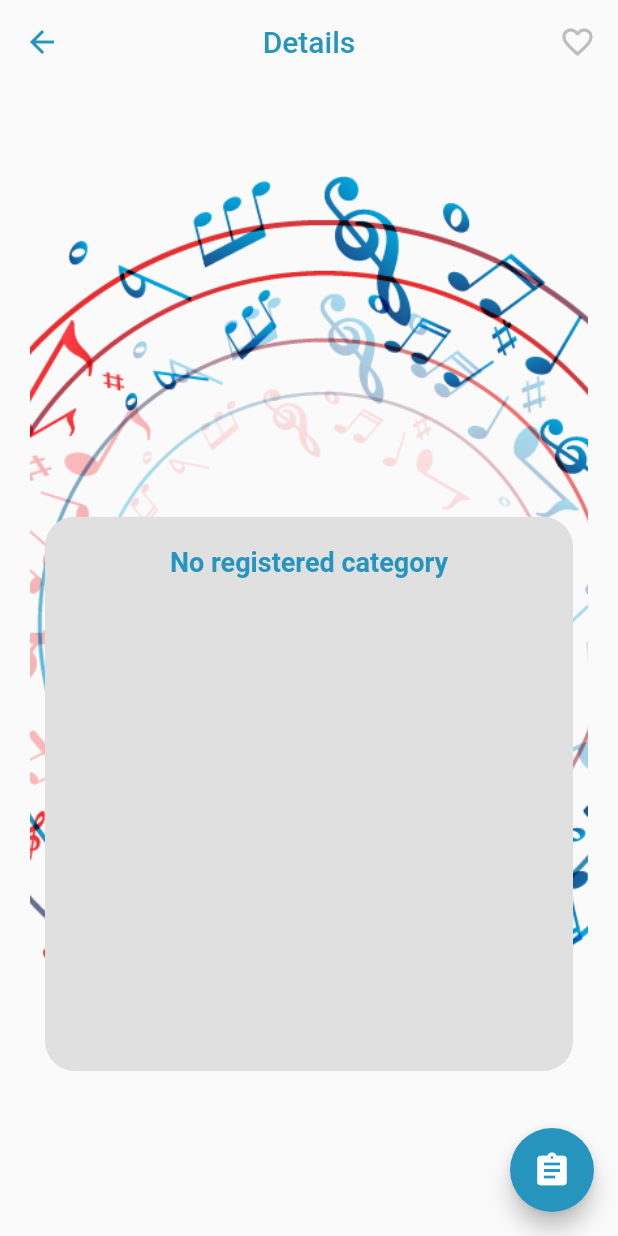
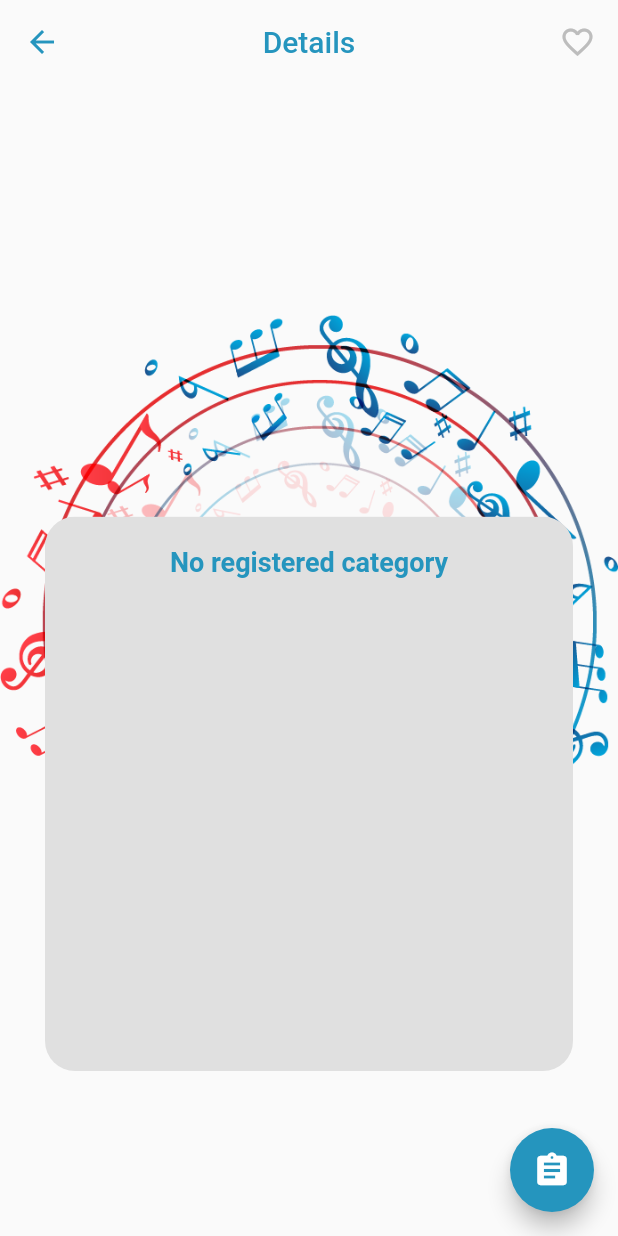
Before and after one commit to RegisSalesRA/flutter_sqflite, a Flutter app: the DetailScreen screen opened directly with empty values, on a phone screen of 412 x 824 dp. Run offline on Flutter 3.47's test engine with Material 2 defaults, Android fonts, the phone set to English and light mode, and no system bars; our stand-ins replace like_button, sqflite; accounts and stored records are empty.

Commit message:
fix keyboard, category image size, fix size field category

```diff
--- a/lib/src/modules/music/music_detail_screen.dart
+++ b/lib/src/modules/music/music_detail_screen.dart
@@ -102,18 +102,13 @@ class _DetailScreenState extends State<DetailScreen> {
               right: 0,
               left: 0,
               child: Container(
-                height: size.height * 0.50,
-                padding: const EdgeInsets.all(20),
-                decoration:
-                    BoxDecoration(borderRadius: BorderRadius.circular(20)),
-                child: ClipRRect(
-                  borderRadius: BorderRadius.circular(20),
-                  child: Image.asset(
+                decoration: const BoxDecoration(
+                    image: DecorationImage(
+                  fit: BoxFit.contain,
+                  image: AssetImage(
                     'assets/images/detailPageImage.png',
-                    fit: BoxFit.cover,
-                    width: double.infinity,
                   ),
-                ),
+                )),
               ),
             ),
             Positioned(
--- a/lib/src/modules/music/music_screen.dart
+++ b/lib/src/modules/music/music_screen.dart
@@ -28,7 +28,6 @@ class _MusicScreenState extends State<MusicScreen> {
 
   @override
   Widget build(BuildContext context) {
-    final size = MediaQuery.of(context).size;
     return SafeArea(
       child: Scaffold(
         floatingActionButton: FloatingActionButton(
--- a/lib/src/modules/music/music_screen_category.dart
+++ b/lib/src/modules/music/music_screen_category.dart
@@ -88,13 +88,16 @@ class _MusicScreenCategoryState extends State<MusicScreenCategory> {
                                     crossAxisAlignment:
                                         CrossAxisAlignment.start,
                                     children: [
-                                      Text(
+                                      SizedBox(
+                                        width: size.width * 0.65,
+                                        child: Text(
                                           music.name!,
                                           style: const TextStyle(
                                               fontSize: 15,
                                               overflow: TextOverflow.ellipsis,
                                               fontWeight: FontWeight.bold,
                                               color: Palette.primaryColorLight),
+                                        ),
                                       ),
                                       const SizedBox(
                                         height: 5,
--- a/lib/src/widgets/category_widget.dart
+++ b/lib/src/widgets/category_widget.dart
@@ -1,5 +1,6 @@
 import 'package:flutter/material.dart';
 import '../../config/config.dart';
+import '../../helpers/helpers.dart';
 import '../../model/model.dart';
 import '../modules/music/music_screen_category.dart';
 
@@ -64,6 +65,7 @@ class CategoryWidget extends StatelessWidget {
                                                 categoryId: category.id!,
                                               )),
                                     );
+                                    closeKeyboard(context);
                                   },
                                   child: Container(
                                     height: size.height * 0.17,
--- a/lib/src/widgets/music_widget.dart
+++ b/lib/src/widgets/music_widget.dart
@@ -4,7 +4,6 @@ import 'package:like_button/like_button.dart';
 import '../../config/config.dart';
 import '../../data/database_service.dart';
 import '../../helpers/helpers.dart';
-import '../../model/model.dart';
 import '../modules/music/music_detail_screen.dart';
 
 class MusicWidget extends StatefulWidget {
@@ -136,6 +135,7 @@ class _MusicWidgetState extends State<MusicWidget> {
                                                         )
                                                         .then((_) =>
                                                             setState(() {}));
+                                                    closeKeyboard(context);
                                                   },
                                                   child: Icon(
                                                     Icons.assignment,
```
Lines whose indentation alone changed are shown as unchanged.
